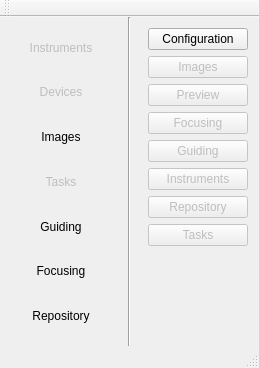
This is snowgui/snowgui/main/mainwindow.ui in AndreasFMueller/AstroPhotography as Qt 5 draws it before an edit. The edited form follows.
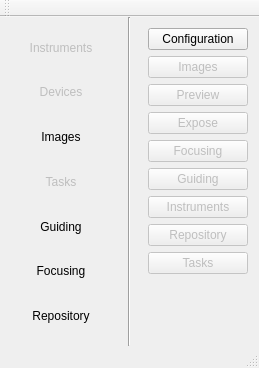
This is the edited form.

Commit message: add expose skeleton

Patch:
```diff
--- a/snowgui/snowgui/main/mainwindow.ui
+++ b/snowgui/snowgui/main/mainwindow.ui
@@ -174,7 +174,7 @@
          </property>
         </widget>
        </item>
-       <item row="4" column="0">
+       <item row="5" column="0">
         <widget class="QPushButton" name="appGuidingButton">
          <property name="enabled">
           <bool>false</bool>
@@ -184,7 +184,7 @@
          </property>
         </widget>
        </item>
-       <item row="8" column="0">
+       <item row="9" column="0">
         <spacer name="verticalSpacer">
          <property name="orientation">
           <enum>Qt::Vertical</enum>
@@ -197,7 +197,7 @@
          </property>
         </spacer>
        </item>
-       <item row="6" column="0">
+       <item row="7" column="0">
         <widget class="QPushButton" name="appRepositoryButton">
          <property name="enabled">
           <bool>false</bool>
@@ -207,7 +207,7 @@
          </property>
         </widget>
        </item>
-       <item row="3" column="0">
+       <item row="4" column="0">
         <widget class="QPushButton" name="appFocusingButton">
          <property name="enabled">
           <bool>false</bool>
@@ -217,7 +217,7 @@
          </property>
         </widget>
        </item>
-       <item row="7" column="0">
+       <item row="8" column="0">
         <widget class="QPushButton" name="appTasksButton">
          <property name="enabled">
           <bool>false</bool>
@@ -227,7 +227,7 @@
          </property>
         </widget>
        </item>
-       <item row="5" column="0">
+       <item row="6" column="0">
         <widget class="QPushButton" name="appInstrumentsButton">
          <property name="enabled">
           <bool>false</bool>
@@ -257,6 +257,16 @@
          </property>
         </widget>
        </item>
+       <item row="3" column="0">
+        <widget class="QPushButton" name="appExposeButton">
+         <property name="enabled">
+          <bool>false</bool>
+         </property>
+         <property name="text">
+          <string>Expose</string>
+         </property>
+        </widget>
+       </item>
       </layout>
      </widget>
     </item>
```
The commit also changes 10 other files.
